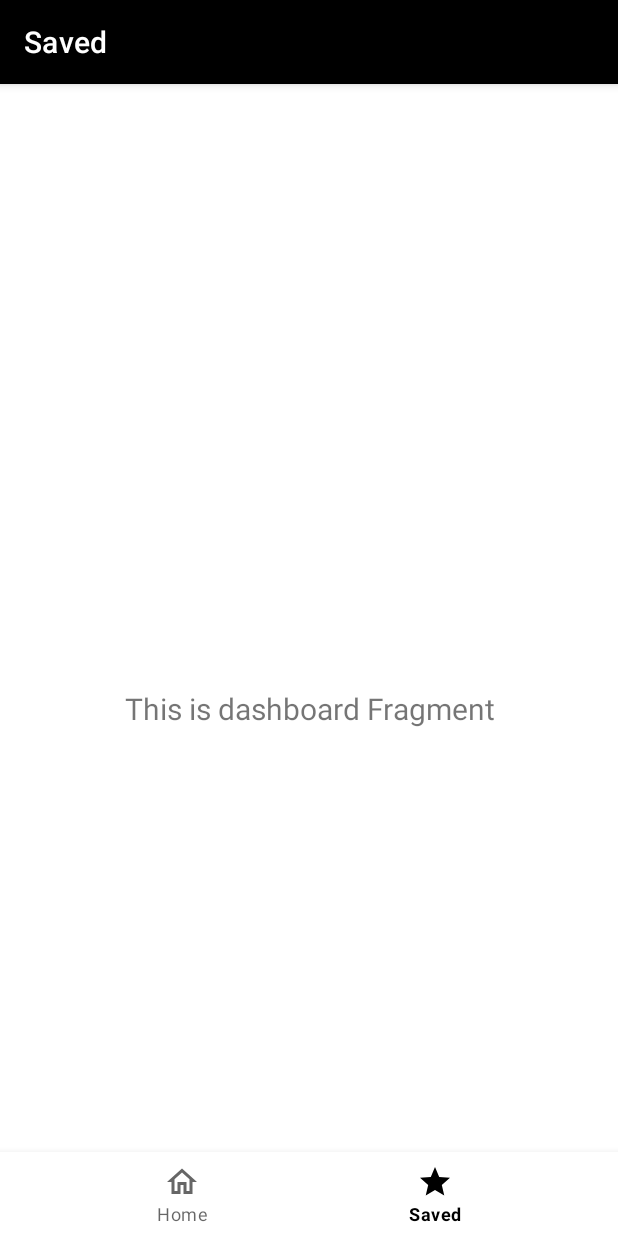
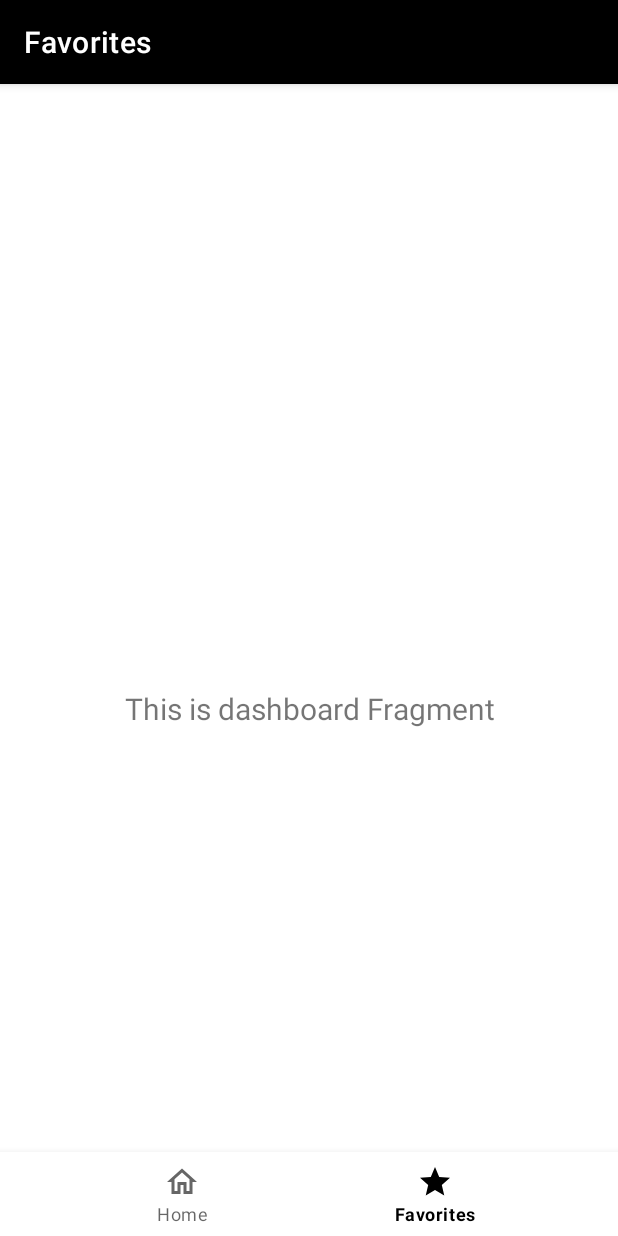
Before and after one commit to zechen-zhou/DictionaryApp, an Android app: the FavoritesFragment screen opened through its navigation route, on a phone screen of 412 x 824 dp. Run offline under Robolectric (Android 15) with nearby library versions, the phone set to English and light mode, and no system bars; our stand-ins replace navigation-ui.

Commit message:
Rename files

```diff
--- a/app/src/main/java/com/example/dictionaryapp/MainActivity.kt
+++ b/app/src/main/java/com/example/dictionaryapp/MainActivity.kt
@@ -26,7 +26,7 @@ class MainActivity : AppCompatActivity() {
         // menu should be considered as top level destinations.
         val appBarConfiguration = AppBarConfiguration(
             setOf(
-                R.id.navigation_home, R.id.navigation_dashboard
+                R.id.navigation_home, R.id.navigation_favorites
             )
         )
         setupActionBarWithNavController(navController, appBarConfiguration)
--- a/app/src/main/java/com/example/dictionaryapp/ui/dashboard/DashboardFragment.kt
+++ b/app/src/main/java/com/example/dictionaryapp/ui/favorites/FavoritesFragment.kt
@@ -1,4 +1,4 @@
-package com.example.dictionaryapp.ui.dashboard
+package com.example.dictionaryapp.ui.favorites
 
 import android.os.Bundle
 import android.view.LayoutInflater
@@ -7,11 +7,11 @@ import android.view.ViewGroup
 import android.widget.TextView
 import androidx.fragment.app.Fragment
 import androidx.lifecycle.ViewModelProvider
-import com.example.dictionaryapp.databinding.FragmentDashboardBinding
+import com.example.dictionaryapp.databinding.FragmentFavoritesBinding
 
-class DashboardFragment : Fragment() {
+class FavoritesFragment : Fragment() {
 
-    private var _binding: FragmentDashboardBinding? = null
+    private var _binding: FragmentFavoritesBinding? = null
 
     // This property is only valid between onCreateView and
     // onDestroyView.
@@ -23,9 +23,9 @@ class DashboardFragment : Fragment() {
         savedInstanceState: Bundle?
     ): View {
         val dashboardViewModel =
-            ViewModelProvider(this).get(DashboardViewModel::class.java)
+            ViewModelProvider(this).get(FavoritesViewModel::class.java)
 
-        _binding = FragmentDashboardBinding.inflate(inflater, container, false)
+        _binding = FragmentFavoritesBinding.inflate(inflater, container, false)
         val root: View = binding.root
 
         val textView: TextView = binding.textDashboard
--- a/app/src/main/java/com/example/dictionaryapp/ui/dashboard/DashboardViewModel.kt
+++ b/app/src/main/java/com/example/dictionaryapp/ui/favorites/FavoritesViewModel.kt
@@ -1,10 +1,10 @@
-package com.example.dictionaryapp.ui.dashboard
+package com.example.dictionaryapp.ui.favorites
 
 import androidx.lifecycle.LiveData
 import androidx.lifecycle.MutableLiveData
 import androidx.lifecycle.ViewModel
 
-class DashboardViewModel : ViewModel() {
+class FavoritesViewModel : ViewModel() {
 
     private val _text = MutableLiveData<String>().apply {
         value = "This is dashboard Fragment"
--- /dev/null
+++ b/app/src/main/res/drawable/favorites_selector.xml
@@ -0,0 +1,5 @@
+<?xml version="1.0" encoding="utf-8"?>
+<selector xmlns:android="http://schemas.android.com/apk/res/android">
+    <item android:drawable="@drawable/ic_favorites_black_24dp" android:state_checked="true" />
+    <item android:drawable="@drawable/ic_favorites_outline_24dp" android:state_checked="false" />
+</selector>
--- a/app/src/main/res/drawable/ic_dashboard_black_24dp.xml
+++ /dev/null
@@ -1,9 +0,0 @@
-<vector xmlns:android="http://schemas.android.com/apk/res/android"
-    android:width="24dp"
-    android:height="24dp"
-    android:viewportWidth="24.0"
-    android:viewportHeight="24.0">
-    <path
-        android:fillColor="#FF000000"
-        android:pathData="M3,13h8L11,3L3,3v10zM3,21h8v-6L3,15v6zM13,21h8L21,11h-8v10zM13,3v6h8L21,3h-8z" />
-</vector>
--- a/app/src/main/res/drawable/saved_selector.xml
+++ /dev/null
@@ -1,5 +0,0 @@
-<?xml version="1.0" encoding="utf-8"?>
-<selector xmlns:android="http://schemas.android.com/apk/res/android">
-    <item android:drawable="@drawable/ic_saved_black_24dp" android:state_checked="true" />
-    <item android:drawable="@drawable/ic_saved_outline_24dp" android:state_checked="false" />
-</selector>
--- a/app/src/main/res/layout/fragment_dashboard.xml
+++ b/app/src/main/res/layout/fragment_favorites.xml
@@ -4,7 +4,7 @@
     xmlns:tools="http://schemas.android.com/tools"
     android:layout_width="match_parent"
     android:layout_height="match_parent"
-    tools:context=".ui.dashboard.DashboardFragment">
+    tools:context=".ui.favorites.FavoritesFragment">
 
     <TextView
         android:id="@+id/text_dashboard"
--- a/app/src/main/res/menu/bottom_nav_menu.xml
+++ b/app/src/main/res/menu/bottom_nav_menu.xml
@@ -7,8 +7,8 @@
         android:title="@string/title_home" />
 
     <item
-        android:id="@+id/navigation_dashboard"
-        android:icon="@drawable/saved_selector"
-        android:title="@string/title_saved" />
+        android:id="@+id/navigation_favorites"
+        android:icon="@drawable/favorites_selector"
+        android:title="@string/title_favorites" />
 
 </menu>
--- a/app/src/main/res/navigation/mobile_navigation.xml
+++ b/app/src/main/res/navigation/mobile_navigation.xml
@@ -12,9 +12,9 @@
         tools:layout="@layout/fragment_home" />
 
     <fragment
-        android:id="@+id/navigation_dashboard"
-        android:name="com.example.dictionaryapp.ui.dashboard.DashboardFragment"
-        android:label="@string/title_saved"
-        tools:layout="@layout/fragment_dashboard" />
+        android:id="@+id/navigation_favorites"
+        android:name="com.example.dictionaryapp.ui.favorites.FavoritesFragment"
+        android:label="@string/title_favorites"
+        tools:layout="@layout/fragment_favorites" />
 
 </navigation>
--- a/app/src/main/res/values/strings.xml
+++ b/app/src/main/res/values/strings.xml
@@ -1,6 +1,6 @@
 <resources>
     <string name="app_name">Dictionary App</string>
     <string name="title_home">Home</string>
-    <string name="title_saved">Saved</string>
+    <string name="title_favorites">Favorites</string>
     <string name="hint_searchView">Search for english word</string>
 </resources>
```
Also changed, not shown: app/src/main/res/drawable/ic_favorites_black_24dp.xml (renamed from app/src/main/res/drawable/ic_saved_black_24dp.xml), app/src/main/res/drawable/ic_favorites_outline_24dp.xml (renamed from app/src/main/res/drawable/ic_saved_outline_24dp.xml).
